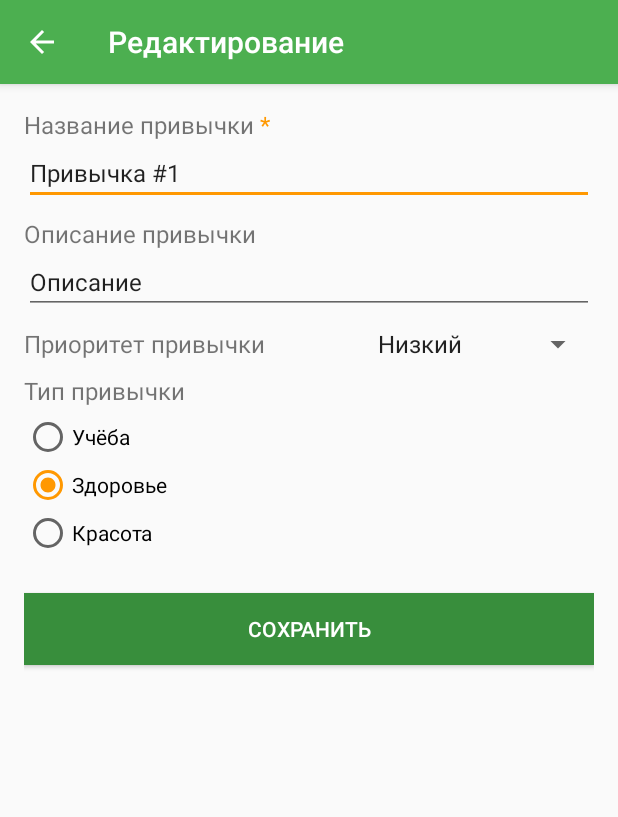
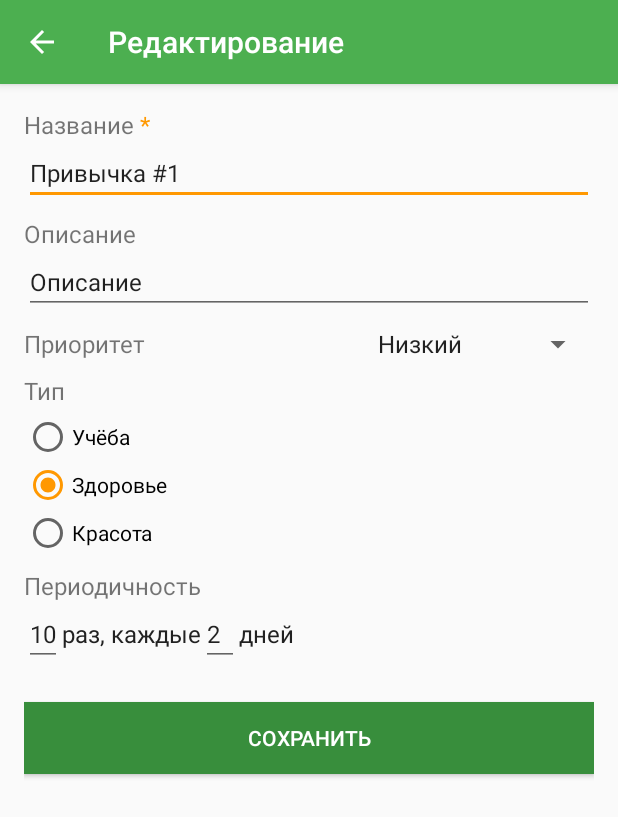
Before and after one commit to Ollisteka/AndroidCourse, an Android app: the screen it shows after launch (EditHabitActivity), after a tap on "Привычка #1", on a phone screen of 412 x 824 dp. Shown: the top 817 px of the screen. Run offline under Robolectric (Android 15) with nearby library versions, the phone set to English and light mode, and no system bars.

Commit message:
Выбор периодичности

```diff
--- a/app/src/main/java/com/example/androidcourse/EditHabitActivity.kt
+++ b/app/src/main/java/com/example/androidcourse/EditHabitActivity.kt
@@ -20,6 +20,8 @@ class EditHabitActivity : AppCompatActivity() {
 
     private lateinit var habitNameEdit: EditText
     private lateinit var habitDescriptionEdit: EditText
+    private lateinit var habitRepetitions: EditText
+    private lateinit var habitPeriodicity: EditText
     private lateinit var habitPrioritySpinner: Spinner
     private lateinit var habitTypeRadio: RadioGroup
     private var habitId: UUID? = null
@@ -59,6 +61,8 @@ class EditHabitActivity : AppCompatActivity() {
 
         habitPrioritySpinner = findViewById(R.id.habitPriority)
         habitTypeRadio = findViewById(R.id.habitTypeRadio)
+        habitRepetitions = findViewById(R.id.habitRepetitions)
+        habitPeriodicity = findViewById(R.id.habitPeriodicity)
 
         fillForEdit()
     }
@@ -85,12 +89,14 @@ class EditHabitActivity : AppCompatActivity() {
                 HabitType.Study -> R.id.radio_study
             }
         )
+        habitRepetitions.setText(habitToEdit.repetitions.toString())
+        habitPeriodicity.setText(habitToEdit.periodicity.toString())
         habitPosition = intent.getIntExtra(EXTRA_HABIT_POSITION, -1)
     }
 
     private fun getHabit(): Habit {
         val name = habitNameEdit.text.toString()
-        val description = habitDescriptionEdit.text.toString()
+        val description = getValueOrDefault(habitDescriptionEdit, R.string.habitDescription)
         val priority = Priority.getByValue(habitPrioritySpinner.selectedItemPosition);
         val type =
             when (habitTypeRadio.checkedRadioButtonId) {
@@ -100,7 +106,14 @@ class EditHabitActivity : AppCompatActivity() {
                 else -> throw Exception("You forgot to create new HabitType or handle it here")
             }
 
+        val repetitions = getValueOrDefault(habitRepetitions, R.string.numberHint).toInt()
+        val periodicity = getValueOrDefault(habitPeriodicity, R.string.numberHint).toInt()
+
         val id = habitId ?: UUID.randomUUID()
-        return Habit(name, description, priority, type, id = id)
+        return Habit(name, description, priority, type, repetitions, periodicity, id = id)
+    }
+
+    private fun getValueOrDefault(view: EditText, defaultResourceId: Int): String {
+        return view.text.toString().let { if (TextUtils.isEmpty(it)) getString(defaultResourceId) else it }
     }
 }
--- a/app/src/main/java/com/example/androidcourse/Habit.kt
+++ b/app/src/main/java/com/example/androidcourse/Habit.kt
@@ -38,7 +38,8 @@ class Habit(
     val description: String,
     val priority: Priority = Priority.Low,
     val habitType: HabitType = HabitType.Health,
-    val periodicity: Long = 100,
+    val repetitions: Int = 10,
+    val periodicity: Int = 2,
     val color: String = "red",
     val id: UUID = UUID.randomUUID()
 ) : Parcelable
--- a/app/src/main/java/com/example/androidcourse/MainActivity.kt
+++ b/app/src/main/java/com/example/androidcourse/MainActivity.kt
@@ -17,16 +17,12 @@ class MainActivity : AppCompatActivity() {
     private lateinit var viewManager: RecyclerView.LayoutManager
 
     private var habits: MutableList<Habit> = mutableListOf(
-        Habit("Привычка #1", "Описание", Priority.Low, HabitType.Health, 10, "white"),
-        Habit("Привычка #2", "Описание", Priority.Low, HabitType.Health, 10, "white"),
-        Habit("Привычка #3", "Описание", Priority.Low, HabitType.Health, 10, "white"),
-        Habit("Привычка #4", "Описание", Priority.Low, HabitType.Health, 10, "white"),
-        Habit("Привычка #4", "Описание", Priority.Low, HabitType.Health, 10, "white"),
-        Habit("Привычка #4", "Описание", Priority.Low, HabitType.Health, 10, "white"),
-        Habit("Привычка #1231", "Описание", Priority.Low, HabitType.Health, 10, "white"),
-        Habit("Привычка #1", "Описание", Priority.Low, HabitType.Health, 10, "white"),
-        Habit("Привычка #4", "Описание", Priority.Low, HabitType.Health, 10, "white"),
-        Habit("Привычка #4", "Описание", Priority.Low, HabitType.Health, 10, "white")
+        Habit("Привычка #1", "Описание", Priority.Low, HabitType.Health),
+        Habit("Привычка #1", "Описание", Priority.Low, HabitType.Health),
+        Habit("Привычка #1", "Описание", Priority.Low, HabitType.Health),
+        Habit("Привычка #1", "Описание", Priority.Low, HabitType.Health),
+        Habit("Привычка #1", "Описание", Priority.Low, HabitType.Health),
+        Habit("Привычка #1", "Описание", Priority.Low, HabitType.Health)
     )
 
     override fun onCreate(savedInstanceState: Bundle?) {
--- a/app/src/main/res/layout/activity_edit_habit.xml
+++ b/app/src/main/res/layout/activity_edit_habit.xml
@@ -93,6 +93,41 @@
                      android:text="@string/radio_beauty"/>
     </RadioGroup>
 
+    <TextView
+            android:text="@string/periodicity"
+            android:layout_marginTop="8dp"
+            style="@style/TextViewStyle"/>
+
+    <LinearLayout android:layout_width="match_parent"
+                  android:layout_height="wrap_content"
+                  android:orientation="horizontal">
+        <EditText android:id="@+id/habitRepetitions"
+                  android:inputType="number"
+                  android:importantForAutofill="no"
+                  android:hint="@string/numberHint"
+                  style="@style/TextViewStyle"/>
+        <TextView
+                android:text="@string/timesEvery"
+                android:textColor="@color/primary_text"
+                android:labelFor="@id/habitRepetitions"
+                style="@style/TextViewStyle"
+        />
+
+        <EditText android:id="@+id/habitPeriodicity"
+                  android:inputType="number"
+                  android:importantForAutofill="no"
+                  android:hint="@string/numberHint"
+                  style="@style/TextViewStyle"/>
+        <TextView
+                android:text="@string/days"
+                android:textColor="@color/primary_text"
+                android:labelFor="@id/habitPeriodicity"
+                style="@style/TextViewStyle"
+        />
+
+    </LinearLayout>
+
+
     <Button android:id="@+id/saveHabitButton"
             android:layout_width="match_parent"
             android:layout_height="wrap_content"
--- a/app/src/main/res/values/strings.xml
+++ b/app/src/main/res/values/strings.xml
@@ -3,16 +3,20 @@
     <string name="newHabitActivity_barTitle">Новая привычка</string>
     <string name="editHabitActivity_barTitle">Редактирование</string>
     <string name="addHabit">Добавить привычку</string>
-    <string name="habitName">Название привычки</string>
+    <string name="habitName">Название</string>
     <string name="habitNameHint">Ложиться в 10 вечера</string>
-    <string name="habitDescription">Описание привычки</string>
+    <string name="habitDescription">Описание</string>
     <string name="save">Сохранить</string>
-    <string name="habitPriority">Приоритет привычки</string>
-    <string name="habitType">Тип привычки</string>
+    <string name="habitPriority">Приоритет</string>
+    <string name="habitType">Тип</string>
     <string name="radio_study">Учёба</string>
     <string name="radio_health">Здоровье</string>
     <string name="radio_beauty">Красота</string>
     <string name="required_field_error">Поле обязательно</string>
+    <string name="periodicity">Периодичность</string>
+    <string name="days">дней</string>
+    <string name="numberHint">10</string>
+    <string name="timesEvery">раз, каждые</string>
 
     <string-array name="priority_array">
         <item>Низкий</item>
```
